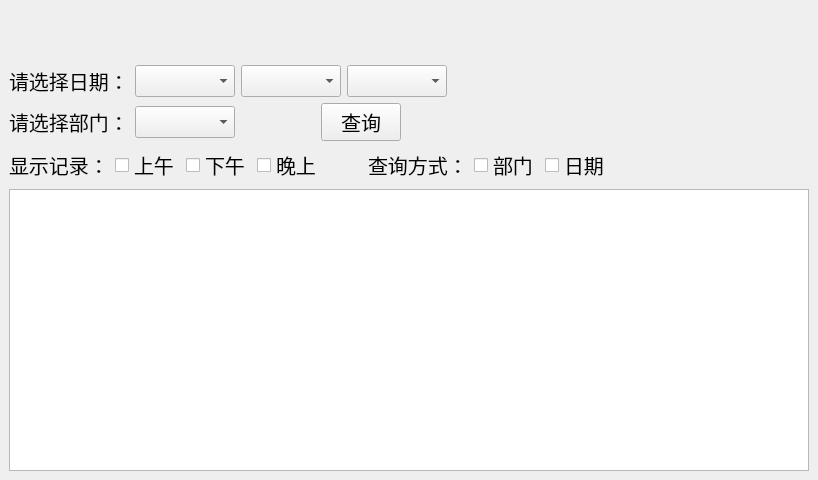
Above: selectforid.ui from jindezhang/kqj before the change. Below: the same form after it.
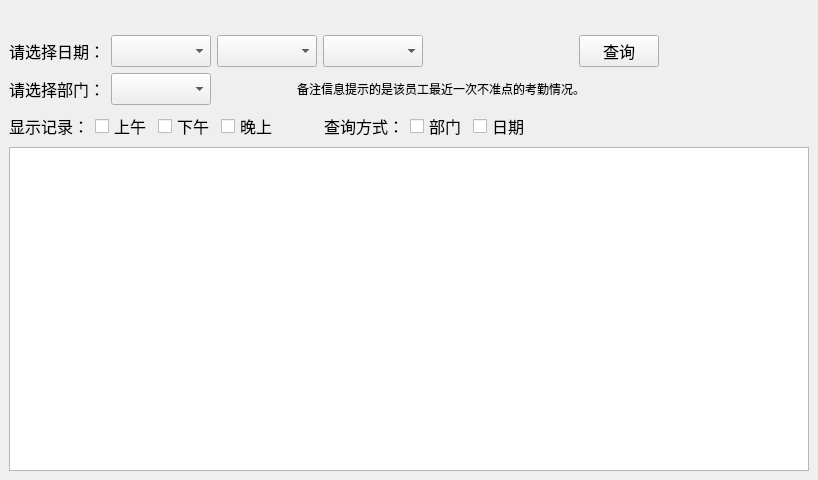
That is the form after the change. Custom widgets are drawn as their Qt base class.

Commit message: 进入下板调试阶段，完成了所有业务功能，调试到考勤规则UI阶段

The edit to the form file:
```diff
--- a/selectforid.ui
+++ b/selectforid.ui
@@ -16,14 +16,37 @@
   <widget class="QWidget" name="centralwidget">
    <layout class="QGridLayout" name="gridLayout">
     <item row="0" column="0">
-     <widget class="top" name="wg_top" native="true">
-      <property name="minimumSize">
-       <size>
-        <width>800</width>
-        <height>50</height>
-       </size>
-      </property>
-     </widget>
+     <layout class="QHBoxLayout" name="horizontalLayout_6">
+      <item>
+       <spacer name="horizontalSpacer_6">
+        <property name="orientation">
+         <enum>Qt::Horizontal</enum>
+        </property>
+        <property name="sizeHint" stdset="0">
+         <size>
+          <width>40</width>
+          <height>20</height>
+         </size>
+        </property>
+       </spacer>
+      </item>
+      <item>
+       <widget class="top" name="wg_top" native="true"/>
+      </item>
+      <item>
+       <spacer name="horizontalSpacer_7">
+        <property name="orientation">
+         <enum>Qt::Horizontal</enum>
+        </property>
+        <property name="sizeHint" stdset="0">
+         <size>
+          <width>40</width>
+          <height>20</height>
+         </size>
+        </property>
+       </spacer>
+      </item>
+     </layout>
     </item>
     <item row="1" column="0">
      <layout class="QHBoxLayout" name="horizontalLayout">
@@ -31,7 +54,7 @@
        <widget class="QLabel" name="label">
         <property name="font">
          <font>
-          <pointsize>15</pointsize>
+          <pointsize>12</pointsize>
          </font>
         </property>
         <property name="text">
@@ -79,6 +102,31 @@
         </property>
        </spacer>
       </item>
+      <item>
+       <widget class="QPushButton" name="bt_selectdate">
+        <property name="font">
+         <font>
+          <pointsize>12</pointsize>
+         </font>
+        </property>
+        <property name="text">
+         <string>查询</string>
+        </property>
+       </widget>
+      </item>
+      <item>
+       <spacer name="horizontalSpacer_2">
+        <property name="orientation">
+         <enum>Qt::Horizontal</enum>
+        </property>
+        <property name="sizeHint" stdset="0">
+         <size>
+          <width>40</width>
+          <height>20</height>
+         </size>
+        </property>
+       </spacer>
+      </item>
      </layout>
     </item>
     <item row="2" column="0">
@@ -89,7 +137,7 @@
          <widget class="QLabel" name="label_4">
           <property name="font">
            <font>
-            <pointsize>15</pointsize>
+            <pointsize>12</pointsize>
            </font>
           </property>
           <property name="text">
@@ -132,20 +180,15 @@
           </property>
          </spacer>
         </item>
-        <item>
-         <widget class="QPushButton" name="bt_selectdate">
-          <property name="font">
-           <font>
-            <pointsize>15</pointsize>
-           </font>
-          </property>
-          <property name="text">
-           <string>查询</string>
-          </property>
-         </widget>
-        </item>
        </layout>
       </item>
+      <item>
+       <widget class="QLabel" name="label_5">
+        <property name="text">
+         <string>备注信息提示的是该员工最近一次不准点的考勤情况。</string>
+        </property>
+       </widget>
+      </item>
       <item>
        <widget class="QLabel" name="l_tip">
         <property name="minimumSize">
@@ -187,7 +230,7 @@
          <widget class="QLabel" name="label_2">
           <property name="font">
            <font>
-            <pointsize>15</pointsize>
+            <pointsize>12</pointsize>
            </font>
           </property>
           <property name="text">
@@ -199,7 +242,7 @@
          <widget class="QCheckBox" name="cb_am">
           <property name="font">
            <font>
-            <pointsize>15</pointsize>
+            <pointsize>12</pointsize>
            </font>
           </property>
           <property name="text">
@@ -211,7 +254,7 @@
          <widget class="QCheckBox" name="cb_pm">
           <property name="font">
            <font>
-            <pointsize>15</pointsize>
+            <pointsize>12</pointsize>
            </font>
           </property>
           <property name="text">
@@ -223,7 +266,7 @@
          <widget class="QCheckBox" name="cb_nm">
           <property name="font">
            <font>
-            <pointsize>15</pointsize>
+            <pointsize>12</pointsize>
            </font>
           </property>
           <property name="text">
@@ -248,7 +291,7 @@
          <widget class="QLabel" name="label_3">
           <property name="font">
            <font>
-            <pointsize>15</pointsize>
+            <pointsize>12</pointsize>
            </font>
           </property>
           <property name="text">
@@ -260,7 +303,7 @@
          <widget class="QCheckBox" name="cb_depart">
           <property name="font">
            <font>
-            <pointsize>15</pointsize>
+            <pointsize>12</pointsize>
            </font>
           </property>
           <property name="text">
@@ -272,7 +315,7 @@
          <widget class="QCheckBox" name="cb_date">
           <property name="font">
            <font>
-            <pointsize>15</pointsize>
+            <pointsize>12</pointsize>
            </font>
           </property>
           <property name="text">
```
The commit also changes 119 other files.
